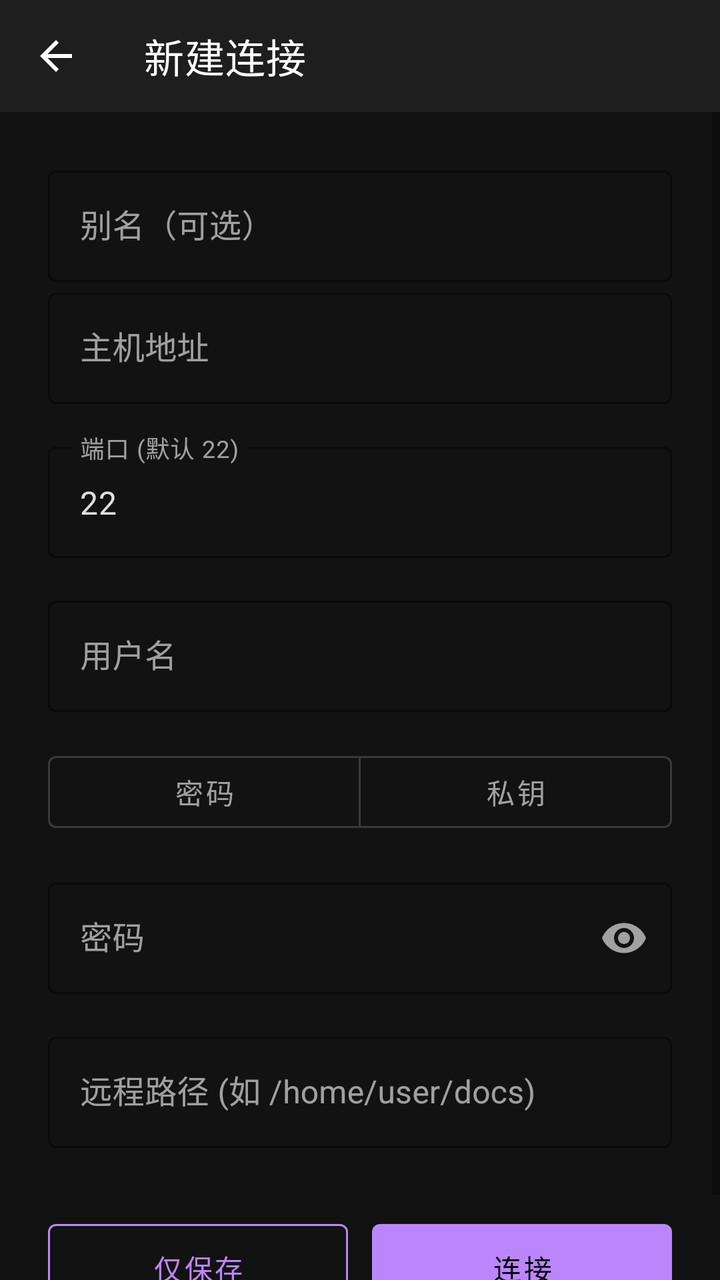
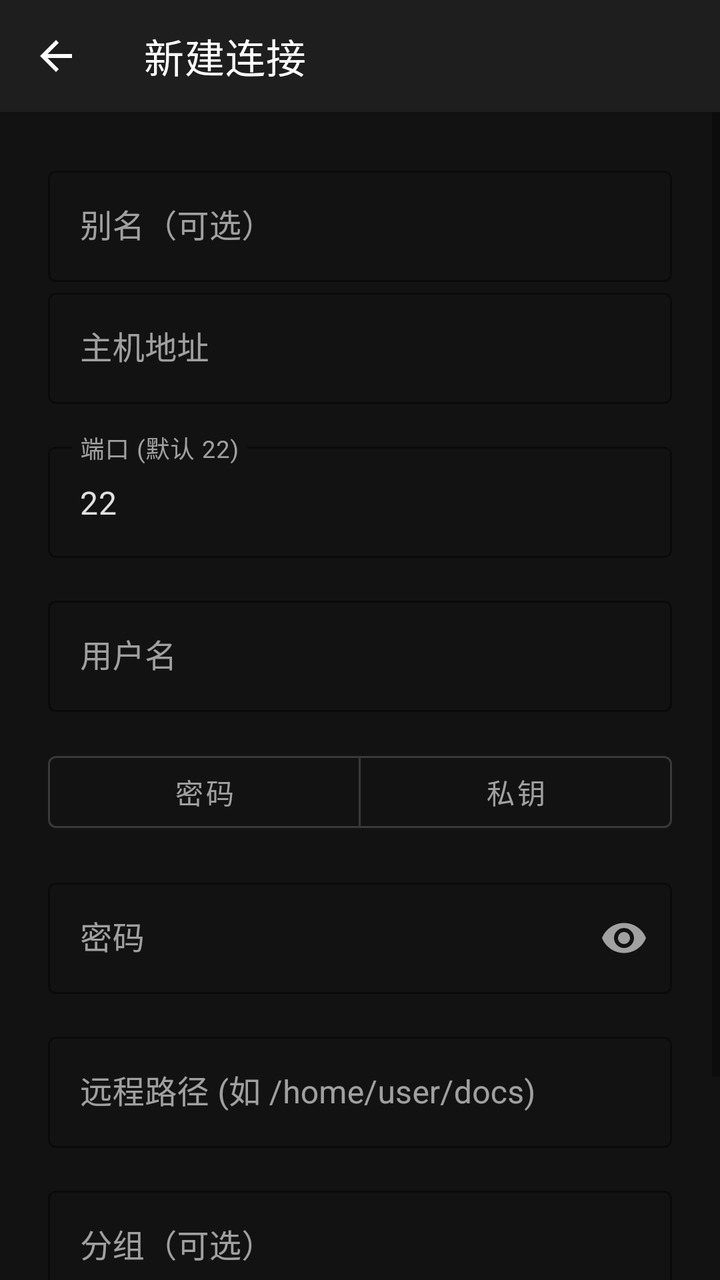

An Android layout rendered at two revisions. The XML below is the earlier revision; the diff shows what the commit changed to produce the second picture.
<!-- AndroidManifest.xml: application theme Theme.SSHMdReader -->
<!-- res/layout/activity_connection.xml -->
<?xml version="1.0" encoding="utf-8"?>
<androidx.coordinatorlayout.widget.CoordinatorLayout
    xmlns:android="http://schemas.android.com/apk/res/android"
    xmlns:app="http://schemas.android.com/apk/res-auto"
    android:layout_width="match_parent"
    android:layout_height="match_parent"
    android:background="@color/md_theme_background">

    <com.google.android.material.appbar.AppBarLayout
        android:layout_width="match_parent"
        android:layout_height="wrap_content"
        android:background="@color/md_theme_surface">

        <com.google.android.material.appbar.MaterialToolbar
            android:id="@+id/toolbar"
            android:layout_width="match_parent"
            android:layout_height="?attr/actionBarSize"
            app:title="新建连接"
            app:titleTextColor="@color/md_theme_on_surface"
            app:navigationIcon="?attr/homeAsUpIndicator"
            app:navigationIconTint="@color/md_theme_on_surface" />

    </com.google.android.material.appbar.AppBarLayout>

    <ScrollView
        android:layout_width="match_parent"
        android:layout_height="match_parent"
        app:layout_behavior="@string/appbar_scrolling_view_behavior">

        <LinearLayout
            android:layout_width="match_parent"
            android:layout_height="wrap_content"
            android:orientation="vertical"
            android:padding="24dp">

            <com.google.android.material.textfield.TextInputLayout
                android:layout_width="match_parent"
                android:layout_height="wrap_content"
                android:hint="别名（可选）"
                style="@style/Widget.SSHMdReader.TextInputLayout">

                <com.google.android.material.textfield.TextInputEditText
                    android:id="@+id/et_alias"
                    android:layout_width="match_parent"
                    android:layout_height="wrap_content"
                    android:inputType="text"
                    android:textColor="@color/text_primary" />

            </com.google.android.material.textfield.TextInputLayout>

            <com.google.android.material.textfield.TextInputLayout
                android:layout_width="match_parent"
                android:layout_height="wrap_content"
                android:hint="@string/hint_host"
                style="@style/Widget.SSHMdReader.TextInputLayout">

                <com.google.android.material.textfield.TextInputEditText
                    android:id="@+id/et_host"
                    android:layout_width="match_parent"
                    android:layout_height="wrap_content"
                    android:inputType="textUri"
                    android:textColor="@color/text_primary" />

            </com.google.android.material.textfield.TextInputLayout>

            <com.google.android.material.textfield.TextInputLayout
                android:layout_width="match_parent"
                android:layout_height="wrap_content"
                android:layout_marginTop="16dp"
                android:hint="@string/hint_port"
                style="@style/Widget.SSHMdReader.TextInputLayout">

                <com.google.android.material.textfield.TextInputEditText
                    android:id="@+id/et_port"
                    android:layout_width="match_parent"
                    android:layout_height="wrap_content"
                    android:inputType="number"
                    android:text="22"
                    android:textColor="@color/text_primary" />

            </com.google.android.material.textfield.TextInputLayout>

            <com.google.android.material.textfield.TextInputLayout
                android:layout_width="match_parent"
                android:layout_height="wrap_content"
                android:layout_marginTop="16dp"
                android:hint="@string/hint_username"
                style="@style/Widget.SSHMdReader.TextInputLayout">

                <com.google.android.material.textfield.TextInputEditText
                    android:id="@+id/et_username"
                    android:layout_width="match_parent"
                    android:layout_height="wrap_content"
                    android:inputType="text"
                    android:textColor="@color/text_primary" />

            </com.google.android.material.textfield.TextInputLayout>

            <com.google.android.material.button.MaterialButtonToggleGroup
                android:id="@+id/toggle_auth_mode"
                android:layout_width="match_parent"
                android:layout_height="wrap_content"
                android:layout_marginTop="16dp"
                app:singleSelection="true"
                app:selectionRequired="true">

                <com.google.android.material.button.MaterialButton
                    android:id="@+id/btn_auth_password"
                    style="?attr/materialButtonOutlinedStyle"
                    android:layout_width="0dp"
                    android:layout_height="wrap_content"
                    android:layout_weight="1"
                    android:text="@string/auth_mode_password" />

                <com.google.android.material.button.MaterialButton
                    android:id="@+id/btn_auth_key"
                    style="?attr/materialButtonOutlinedStyle"
                    android:layout_width="0dp"
                    android:layout_height="wrap_content"
                    android:layout_weight="1"
                    android:text="@string/auth_mode_key" />

            </com.google.android.material.button.MaterialButtonToggleGroup>

            <com.google.android.material.textfield.TextInputLayout
                android:id="@+id/til_password"
                android:layout_width="match_parent"
                android:layout_height="wrap_content"
                android:layout_marginTop="16dp"
                android:hint="@string/hint_password"
                app:endIconMode="password_toggle"
                style="@style/Widget.SSHMdReader.TextInputLayout">

                <com.google.android.material.textfield.TextInputEditText
                    android:id="@+id/et_password"
                    android:layout_width="match_parent"
                    android:layout_height="wrap_content"
                    android:inputType="textPassword"
                    android:textColor="@color/text_primary" />

            </com.google.android.material.textfield.TextInputLayout>

            <LinearLayout
                android:id="@+id/layout_key_fields"
                android:layout_width="match_parent"
                android:layout_height="wrap_content"
                android:orientation="vertical"
                android:visibility="gone">

                <com.google.android.material.textfield.TextInputLayout
                    android:layout_width="match_parent"
                    android:layout_height="wrap_content"
                    android:layout_marginTop="16dp"
                    android:hint="@string/hint_private_key"
                    style="@style/Widget.SSHMdReader.TextInputLayout">

                    <com.google.android.material.textfield.TextInputEditText
                        android:id="@+id/et_private_key"
                        android:layout_width="match_parent"
                        android:layout_height="wrap_content"
                        android:minLines="4"
                        android:gravity="top"
                        android:inputType="textMultiLine"
                        android:typeface="monospace"
                        android:textColor="@color/text_primary" />

                </com.google.android.material.textfield.TextInputLayout>

                <com.google.android.material.textfield.TextInputLayout
                    android:layout_width="match_parent"
                    android:layout_height="wrap_content"
                    android:layout_marginTop="16dp"
                    android:hint="@string/hint_key_passphrase"
                    app:endIconMode="password_toggle"
                    style="@style/Widget.SSHMdReader.TextInputLayout">

                    <com.google.android.material.textfield.TextInputEditText
                        android:id="@+id/et_key_passphrase"
                        android:layout_width="match_parent"
                        android:layout_height="wrap_content"
                        android:inputType="textPassword"
                        android:textColor="@color/text_primary" />

                </com.google.android.material.textfield.TextInputLayout>

            </LinearLayout>

            <com.google.android.material.textfield.TextInputLayout
                android:layout_width="match_parent"
                android:layout_height="wrap_content"
                android:layout_marginTop="16dp"
                android:hint="@string/hint_remote_path"
                style="@style/Widget.SSHMdReader.TextInputLayout">

                <com.google.android.material.textfield.TextInputEditText
                    android:id="@+id/et_remote_path"
                    android:layout_width="match_parent"
                    android:layout_height="wrap_content"
                    android:inputType="textUri"
                    android:textColor="@color/text_primary" />

            </com.google.android.material.textfield.TextInputLayout>

            <LinearLayout
                android:layout_width="match_parent"
                android:layout_height="wrap_content"
                android:orientation="horizontal"
                android:layout_marginTop="32dp">

                <com.google.android.material.button.MaterialButton
                    android:id="@+id/btn_save_only"
                    android:layout_width="0dp"
                    android:layout_height="56dp"
                    android:layout_weight="1"
                    android:text="仅保存"
                    style="@style/Widget.MaterialComponents.Button.OutlinedButton"
                    android:textColor="@color/md_theme_primary"
                    app:strokeColor="@color/md_theme_primary" />

                <com.google.android.material.button.MaterialButton
                    android:id="@+id/btn_connect"
                    android:layout_width="0dp"
                    android:layout_height="56dp"
                    android:layout_weight="1"
                    android:layout_marginStart="12dp"
                    android:text="@string/btn_connect"
                    style="@style/Widget.SSHMdReader.Button" />

            </LinearLayout>

            <ProgressBar
                android:id="@+id/progress_bar"
                android:layout_width="wrap_content"
                android:layout_height="wrap_content"
                android:layout_gravity="center"
                android:layout_marginTop="16dp"
                android:visibility="gone"
                android:indeterminateTint="@color/md_theme_primary" />

        </LinearLayout>

    </ScrollView>

</androidx.coordinatorlayout.widget.CoordinatorLayout>
<!-- resources referenced by this layout -->
<resources>
  <color name="md_theme_background">#121212</color>
  <color name="md_theme_on_surface">#FFFFFF</color>
  <color name="md_theme_primary">#BB86FC</color>
  <color name="md_theme_surface">#1E1E1E</color>
  <color name="text_primary">#E0E0E0</color>
  <string name="auth_mode_key">私钥</string>
  <string name="auth_mode_password">密码</string>
  <string name="btn_connect">连接</string>
  <string name="hint_host">主机地址</string>
  <string name="hint_key_passphrase">私钥口令（可选）</string>
  <string name="hint_password">密码</string>
  <string name="hint_port">端口 (默认 22)</string>
  <string name="hint_private_key">私钥（PEM 内容）</string>
  <string name="hint_remote_path">远程路径 (如 /home/user/docs)</string>
  <string name="hint_username">用户名</string>
  <style name="Widget.SSHMdReader.Button" parent="Widget.MaterialComponents.Button">
          <item name="backgroundTint">@color/md_theme_primary</item>
          <item name="android:textColor">@color/md_theme_on_primary</item>
      </style>
  <style name="Widget.SSHMdReader.TextInputLayout" parent="Widget.MaterialComponents.TextInputLayout.OutlinedBox">
          <item name="boxStrokeColor">@color/md_theme_primary</item>
          <item name="hintTextColor">@color/md_theme_primary</item>
      </style>
  <style name="Theme.SSHMdReader" parent="Theme.MaterialComponents.DayNight.NoActionBar">
          <item name="colorPrimary">@color/md_theme_primary</item>
          <item name="colorPrimaryVariant">@color/md_theme_primary_variant</item>
          <item name="colorOnPrimary">@color/md_theme_on_primary</item>
          <item name="colorSecondary">@color/md_theme_secondary</item>
          <item name="colorSecondaryVariant">@color/md_theme_secondary_variant</item>
          <item name="colorOnSecondary">@color/md_theme_on_secondary</item>
          <item name="android:colorBackground">@color/md_theme_background</item>
          <item name="colorSurface">@color/md_theme_surface</item>
          <item name="colorOnSurface">@color/md_theme_on_surface</item>
          <item name="colorError">@color/md_theme_error</item>
          <item name="colorOnError">@color/md_theme_on_error</item>
          <item name="android:statusBarColor">@color/md_theme_background</item>
          <item name="android:navigationBarColor">@color/md_theme_background</item>
      </style>
  <color name="md_theme_on_primary">#000000</color>
  <color name="md_theme_primary_variant">#3700B3</color>
  <color name="md_theme_secondary">#03DAC6</color>
  <color name="md_theme_secondary_variant">#03DAC6</color>
  <color name="md_theme_on_secondary">#000000</color>
  <color name="md_theme_error">#CF6679</color>
  <color name="md_theme_on_error">#000000</color>
</resources>

<!-- the commit's change to res/layout/activity_connection.xml (unified diff, before → after) -->
@@ -201,6 +201,22 @@
 
             </com.google.android.material.textfield.TextInputLayout>
 
+            <com.google.android.material.textfield.TextInputLayout
+                android:layout_width="match_parent"
+                android:layout_height="wrap_content"
+                android:layout_marginTop="16dp"
+                android:hint="分组（可选）"
+                style="@style/Widget.SSHMdReader.TextInputLayout">
+
+                <com.google.android.material.textfield.TextInputEditText
+                    android:id="@+id/et_group"
+                    android:layout_width="match_parent"
+                    android:layout_height="wrap_content"
+                    android:inputType="text"
+                    android:textColor="@color/text_primary" />
+
+            </com.google.android.material.textfield.TextInputLayout>
+
             <LinearLayout
                 android:layout_width="match_parent"
                 android:layout_height="wrap_content"
